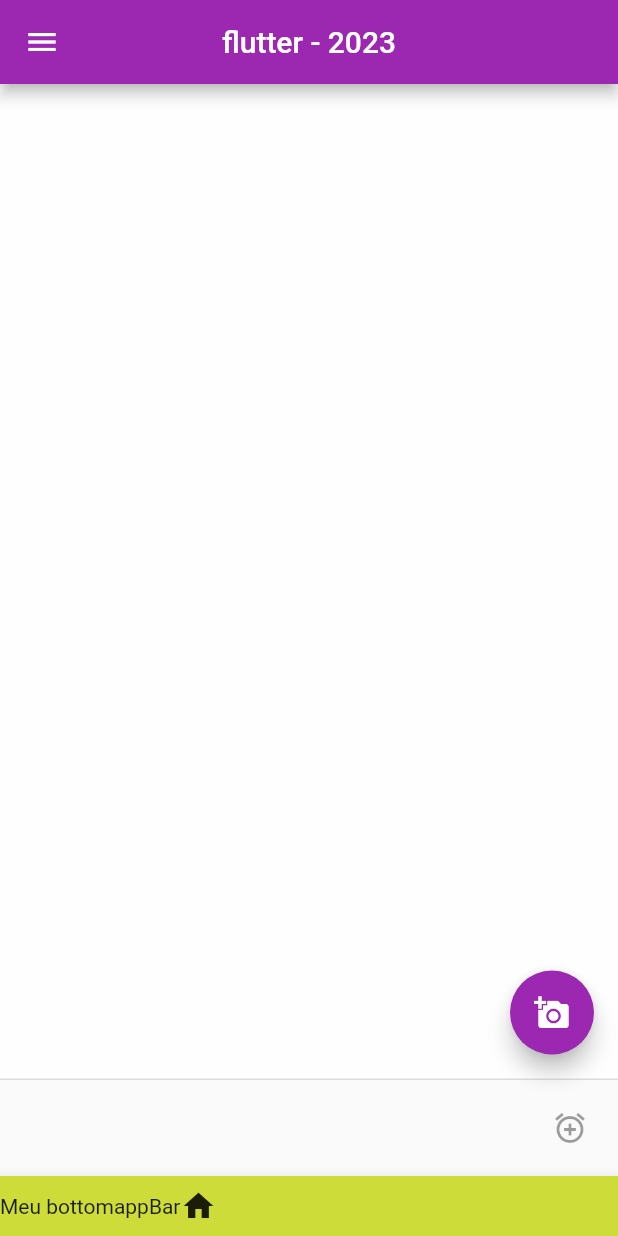
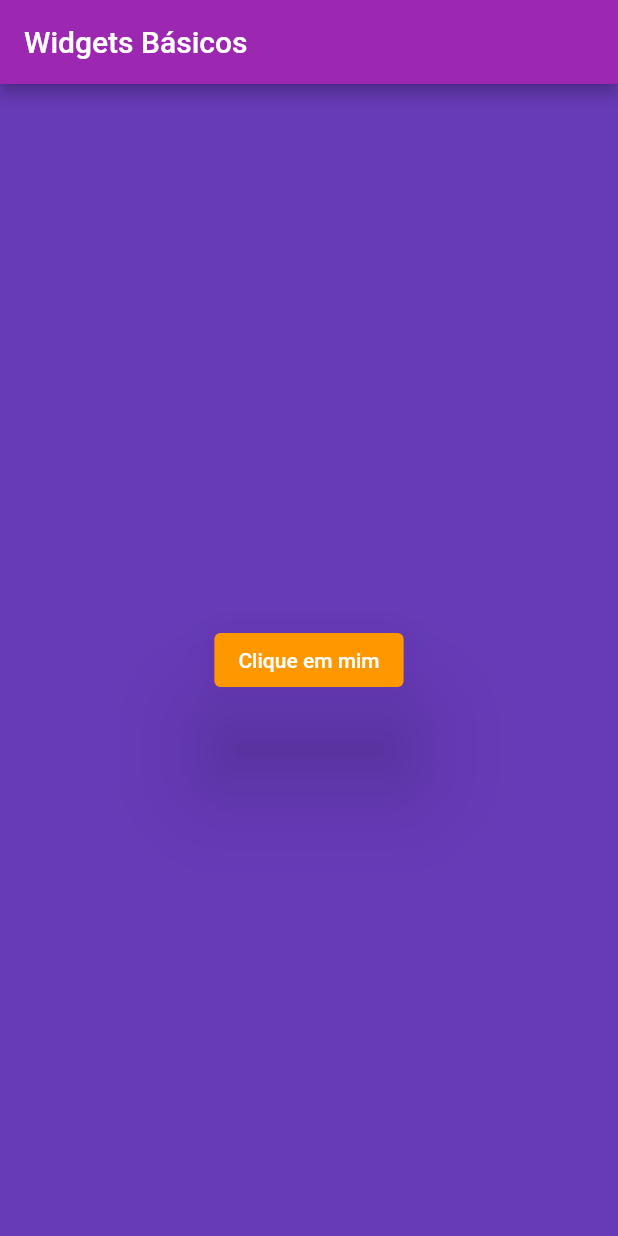
Before and after one commit to r90ur7/fluttermarcoratti, a Flutter app: the screen it shows after launch, on a phone screen of 412 x 824 dp. Run offline on Flutter 3.47's test engine with Material 2 defaults, Android fonts, the phone set to English and light mode, and no system bars.

Commit message:
Aula elevated button

```diff
--- a/lib/main.dart
+++ b/lib/main.dart
@@ -1,4 +1,6 @@
 import 'package:flutter/material.dart';
+import 'package:fluttermarcoratti/Widgets/Scaffold/widget_scaffold.dart';
+import 'package:fluttermarcoratti/Widgets/Texts/widget_Text.dart';
 
 void main() => runApp(const MyApp());
 
@@ -12,38 +14,33 @@ class MyApp extends StatelessWidget {
         theme: ThemeData(
           primarySwatch: Colors.purple,
         ),
-        home: home());
+        home: widgetBasicos());
+  }
+}
+
+class widgetBasicos extends StatelessWidget {
+  @override
+  Widget build(BuildContext context) {
+    return Scaffold(
+        appBar: AppBar(title: Text("Widgets Básicos")),
+        body: Container(
+          color: Colors.deepPurple,
+          child: widgetButton(),
+        ));
   }
 
-  home() {
-    return Scaffold(
-      appBar: AppBar(
-        title: const Text('flutter - 2023'),
-        centerTitle: true,
+  widgetButton() {
+    return Center(
+      child: ElevatedButton(
+        style: ButtonStyle(
+          backgroundColor: MaterialStateProperty.all<Color>(Colors.orange),
+          elevation: MaterialStateProperty.all<double?>(30.0),
+        ),
+        child: Text("Clique em mim"),
+        onPressed: () {
+          print("pressionado");
+        },
       ),
-      drawer: Container(color: Colors.orange),
-      body: Container(
-        color: Colors.white70,
-      ),
-      floatingActionButton: FloatingActionButton(
-          child: const Icon(Icons.add_a_photo),
-          onPressed: () { print("Pressionado"); }
-        ),
-      bottomNavigationBar: BottomAppBar(
-        color: Colors.lime,
-        child: Container(
-          height: 40.0,
-          child: const Row(
-            children: [
-              Text("Meu bottomappBar"),
-              Icon(Icons.home)
-            ],
-          ),
-        ),
-      ),
-      persistentFooterButtons: const [
-        IconButton(onPressed: null, icon: Icon(Icons.add_alarm))
-      ],
     );
   }
 }
```
Also changed, not shown: lib/Widgets/Scaffold/widget_scaffold.dart (added, +36 -0 lines), lib/Widgets/Texts/widget_Text.dart (added, +15 -0 lines).
